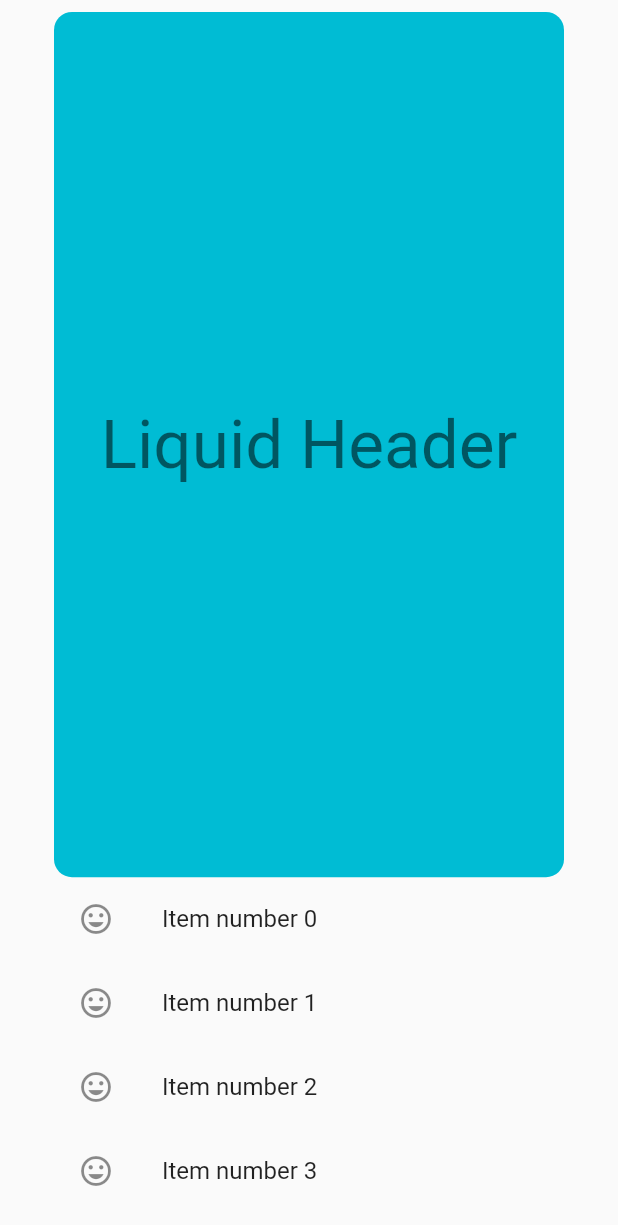
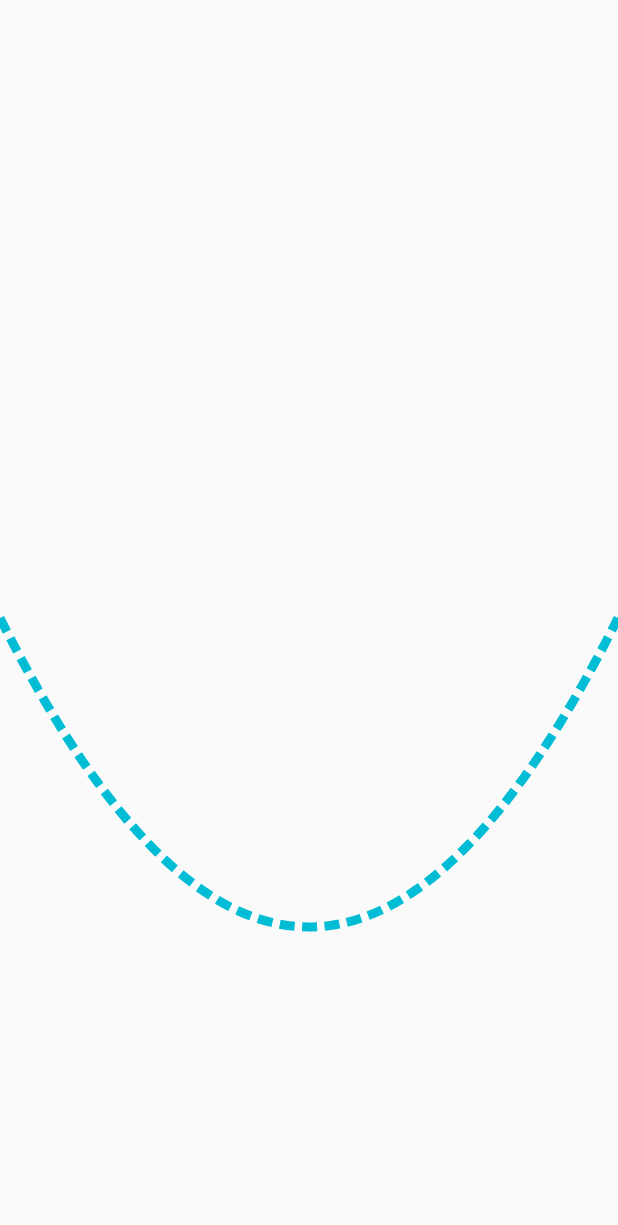
Before and after one commit to flutterninja9/card_flip_listview, a Flutter app: the screen it shows after launch, on a phone screen of 412 x 824 dp. Shown: the top 1225 px of the screen. Run offline on Flutter 3.47's test engine with Material 2 defaults, Android fonts, the light colour scheme and no system bars; our stand-ins replace flutter_hooks.

Commit message:
added code for paths

```diff
--- a/lib/main.dart
+++ b/lib/main.dart
@@ -1,7 +1,5 @@
-import 'dart:math';
-
+import 'package:card_flip_listview/path_screen.dart';
 import 'package:flutter/material.dart';
-import 'package:flutter_hooks/flutter_hooks.dart';
 
 void main() {
   runApp(const MyApp());
@@ -17,147 +15,8 @@ class MyApp extends StatelessWidget {
       theme: ThemeData(
           primarySwatch: Colors.blue,
           scrollbarTheme: const ScrollbarThemeData(isAlwaysShown: false)),
-      home: const CardFlipScreen(),
+      home: const PathScreen(),
       debugShowCheckedModeBanner: false,
     );
   }
 }
-
-class CardFlipScreen extends HookWidget {
-  static const listviewElementPosFlipHeader = 1.2;
-  static const listviewElementPosLiquidHeader = 5;
-
-  const CardFlipScreen({Key? key}) : super(key: key);
-  @override
-  Widget build(BuildContext context) {
-    final scrollController = useScrollController();
-    final offset = useState(0.0);
-    useEffect(
-      () {
-        scrollController.addListener(() {
-          offset.value = scrollController.offset;
-        });
-        return null;
-      },
-      [offset.value],
-    );
-    return Scaffold(
-      body: Stack(
-        children: [
-          /// Flip Header
-          // Positioned(
-          //   top: -offset.value,
-          //   left: 0,
-          //   right: 0,
-          //   child: Transform(
-          //     transform: Matrix4.identity()
-          //       ..setEntry(3, 2, 0.0009)
-          //       ..rotateX(-offset.value / 100)
-          //       ..rotateY(0)
-          //       ..rotateZ(0.0),
-          //     alignment: Alignment.center,
-          //     child: Container(
-          //       height: MediaQuery.of(context).size.height * 0.3,
-          //       width: MediaQuery.of(context).size.width,
-          //       margin: const EdgeInsets.symmetric(horizontal: 36, vertical: 8),
-          //       decoration: BoxDecoration(
-          //         color: Colors.orange,
-          //         borderRadius: BorderRadius.circular(12),
-          //       ),
-          //       child: Center(
-          //           child: Text(
-          //         "Flippy Header",
-          //         style: Theme.of(context).textTheme.headline3,
-          //       )),
-          //     ),
-          //   ),
-          // ),
-
-          /// Liquid Header
-          Positioned(
-            top: -offset.value,
-            left: 0,
-            right: 0,
-            child: ClipPath(
-              clipper: WaveClipper(offset.value / 100),
-              child: Container(
-                height: MediaQuery.of(context).size.height * 0.7,
-                width: MediaQuery.of(context).size.width,
-                margin: const EdgeInsets.symmetric(horizontal: 36, vertical: 8),
-                decoration: BoxDecoration(
-                  color: Colors.cyan,
-                  borderRadius: BorderRadius.circular(12),
-                ),
-                child: Center(
-                    child: Text(
-                  "Liquid Header",
-                  style: Theme.of(context).textTheme.headline3,
-                )),
-              ),
-            ),
-          ),
-          Align(
-            alignment: Alignment.bottomCenter,
-            child: Container(
-              height: MediaQuery.of(context).size.height * 0.3 +
-                  (offset.value * listviewElementPosLiquidHeader),
-              width: MediaQuery.of(context).size.width,
-              padding: const EdgeInsets.symmetric(horizontal: 36, vertical: 8),
-              child: ListView.builder(
-                controller: scrollController,
-                itemBuilder: (context, index) => ListTile(
-                  leading: const Icon(Icons.insert_emoticon),
-                  title: Text("Item number $index"),
-                ),
-                itemCount: 40,
-              ),
-            ),
-          ),
-        ],
-      ),
-    );
-  }
-}
-
-class WaveClipper extends CustomClipper<Path> {
-  final double percentage;
-
-  WaveClipper(this.percentage);
-
-  @override
-  Path getClip(Size size) {
-    Path path = Path();
-    final height = size.height * (1 - percentage);
-    path.lineTo(0, height);
-    path.quadraticBezierTo(
-      size.width * 1 / 8,
-      height - 40 * sin(20 * percentage).abs(),
-      size.width * 1 / 4,
-      height - 20 * sin(20 * percentage).abs(),
-    );
-    path.quadraticBezierTo(
-      size.width * 3 / 8,
-      height - 10 * sin(10 * percentage).abs(),
-      size.width * 2 / 4,
-      height - 30 * sin(10 * percentage).abs(),
-    );
-    path.quadraticBezierTo(
-      size.width * 5 / 8,
-      height - 50 * sin(20 * percentage).abs(),
-      size.width * 3 / 4,
-      height - 25 * sin(20 * percentage).abs(),
-    );
-    path.quadraticBezierTo(
-      size.width * 7 / 8,
-      height - 15 * sin(15 * percentage).abs(),
-      size.width * 4 / 4,
-      height - 30 * sin(15 * percentage).abs(),
-    );
-    path.lineTo(size.width, 0);
-    path.close();
-    return path;
-  }
-
-  @override
-  bool shouldReclip(WaveClipper oldClipper) => true;
-}
--- /dev/null
+++ b/lib/path_screen.dart
@@ -0,0 +1,66 @@
+import 'dart:ui';
+
+import 'package:flutter/material.dart';
+import 'package:flutter_hooks/flutter_hooks.dart';
+
+class PathScreen extends HookWidget {
+  const PathScreen({Key? key}) : super(key: key);
+
+  @override
+  Widget build(BuildContext context) {
+    return Scaffold(
+      body: CustomPaint(
+        painter: PathPainter(),
+        size: Size(
+          MediaQuery.of(context).size.width,
+          MediaQuery.of(context).size.height,
+        ),
+      ),
+    );
+  }
+}
+
+class PathPainter extends CustomPainter {
+  @override
+  void paint(Canvas canvas, Size size) {
+    final paint = Paint()
+      ..color = Colors.cyan
+      ..style = PaintingStyle.stroke
+      ..strokeWidth = 6;
+
+    final dashPath = Path();
+
+    double dashWidth = 10.0;
+    double dashSpace = 5.0;
+    double distance = 0.0;
+
+    final path = Path();
+    // Path operations here
+    path.moveTo(0, size.height / 2);
+
+    /// x1 and y1 are the handle point
+    path.quadraticBezierTo(
+      size.width / 2,
+      size.height,
+      size.width,
+      size.height / 2,
+    );
+    // path.close();
+
+    for (PathMetric pathMetric in path.computeMetrics()) {
+      while (distance < pathMetric.length) {
+        dashPath.addPath(
+          pathMetric.extractPath(distance, distance + dashWidth),
+          Offset.zero,
+        );
+        distance += dashWidth;
+        distance += dashSpace;
+      }
+    }
+
+    canvas.drawPath(dashPath, paint);
+  }
+
+  @override
+  bool shouldRepaint(covariant CustomPainter oldDelegate) => true;
+}
```
Also changed, not shown: lib/card_flip_screen.dart (added, +143 -0 lines).
